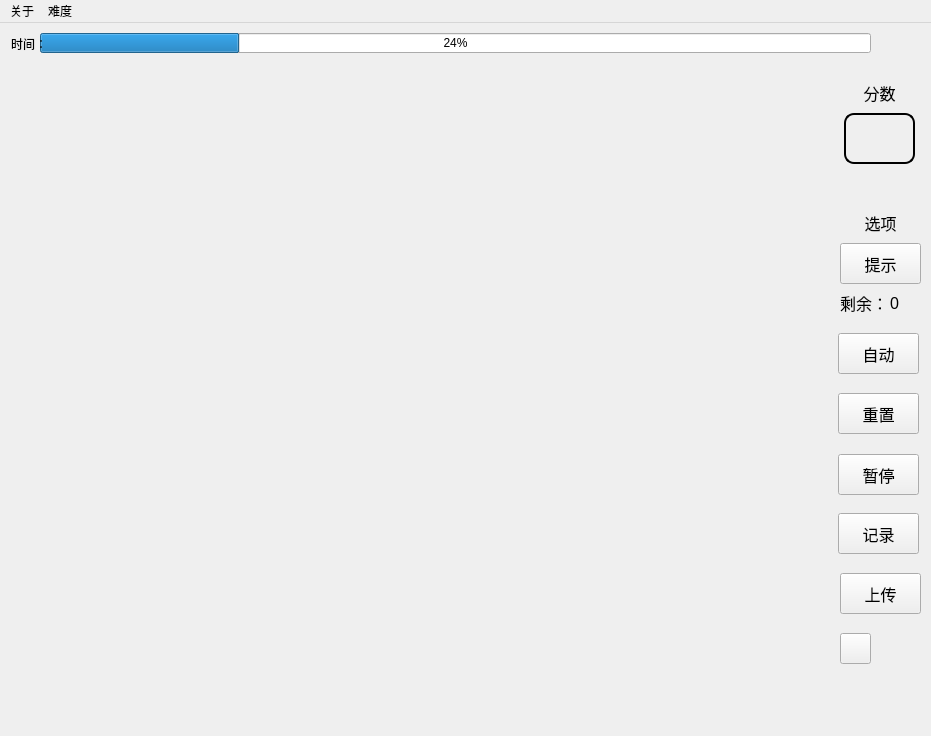
Above: src/ui/main_game_window.ui from Stanley-233/2024-BJTU-datastructure-finalproject before the change. Below: the same form after it.
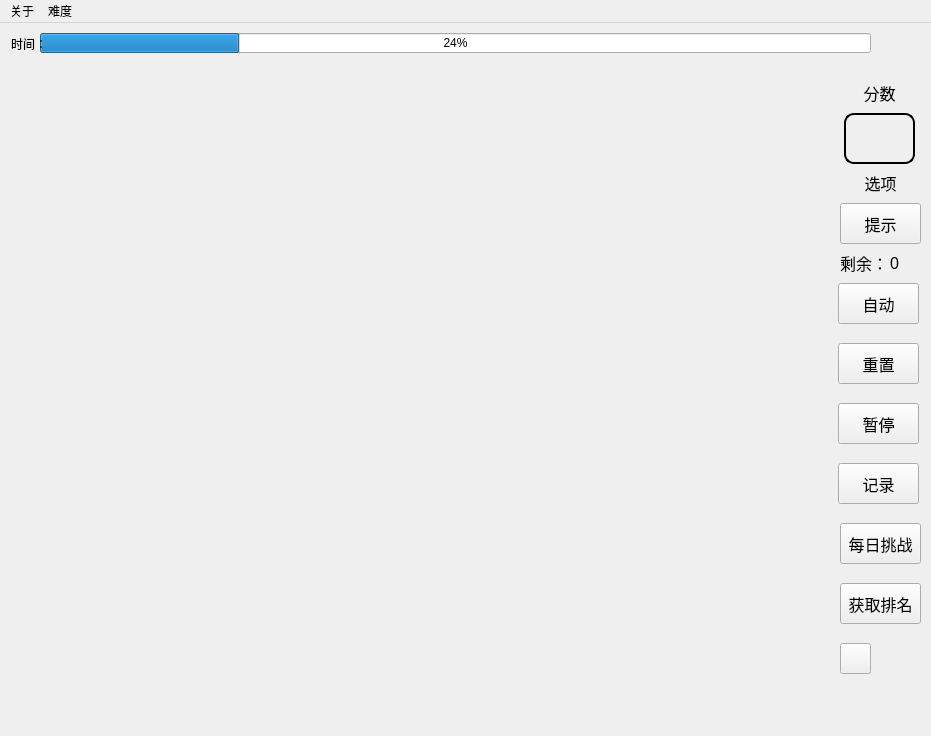
That is the form after the change. Icons and pictures are not drawn.

Commit message: feat: get seed, gui

```diff
--- a/src/ui/main_game_window.ui
+++ b/src/ui/main_game_window.ui
@@ -50,7 +50,7 @@
     <property name="geometry">
      <rect>
       <x>840</x>
-      <y>220</y>
+      <y>180</y>
       <width>81</width>
       <height>41</height>
      </rect>
@@ -73,7 +73,7 @@
     <property name="geometry">
      <rect>
       <x>838</x>
-      <y>310</y>
+      <y>260</y>
       <width>81</width>
       <height>41</height>
      </rect>
@@ -96,7 +96,7 @@
     <property name="geometry">
      <rect>
       <x>838</x>
-      <y>431</y>
+      <y>380</y>
       <width>81</width>
       <height>41</height>
      </rect>
@@ -169,7 +169,7 @@
     <property name="geometry">
      <rect>
       <x>850</x>
-      <y>190</y>
+      <y>150</y>
       <width>61</width>
       <height>20</height>
      </rect>
@@ -192,7 +192,7 @@
     <property name="geometry">
      <rect>
       <x>840</x>
-      <y>270</y>
+      <y>230</y>
       <width>41</width>
       <height>20</height>
      </rect>
@@ -211,7 +211,7 @@
     <property name="geometry">
      <rect>
       <x>890</x>
-      <y>270</y>
+      <y>230</y>
       <width>21</width>
       <height>20</height>
      </rect>
@@ -230,7 +230,7 @@
     <property name="geometry">
      <rect>
       <x>838</x>
-      <y>370</y>
+      <y>320</y>
       <width>81</width>
       <height>41</height>
      </rect>
@@ -253,7 +253,7 @@
     <property name="geometry">
      <rect>
       <x>840</x>
-      <y>610</y>
+      <y>620</y>
       <width>31</width>
       <height>31</height>
      </rect>
@@ -270,7 +270,7 @@
     <property name="geometry">
      <rect>
       <x>838</x>
-      <y>490</y>
+      <y>440</y>
       <width>81</width>
       <height>41</height>
      </rect>
@@ -293,7 +293,7 @@
     <property name="geometry">
      <rect>
       <x>840</x>
-      <y>550</y>
+      <y>560</y>
       <width>81</width>
       <height>41</height>
      </rect>
@@ -309,7 +309,30 @@
      <string notr="true"/>
     </property>
     <property name="text">
-     <string>上传</string>
+     <string>获取排名</string>
+    </property>
+   </widget>
+   <widget class="QPushButton" name="dailyButton">
+    <property name="geometry">
+     <rect>
+      <x>840</x>
+      <y>500</y>
+      <width>81</width>
+      <height>41</height>
+     </rect>
+    </property>
+    <property name="font">
+     <font>
+      <family>Microsoft YaHei</family>
+      <pointsize>12</pointsize>
+      <bold>false</bold>
+     </font>
+    </property>
+    <property name="styleSheet">
+     <string notr="true"/>
+    </property>
+    <property name="text">
+     <string>每日挑战</string>
     </property>
    </widget>
   </widget>
```
Left out of the diff: 2 changed lines with no effect on the pictures. The commit also changes 6 other files.
